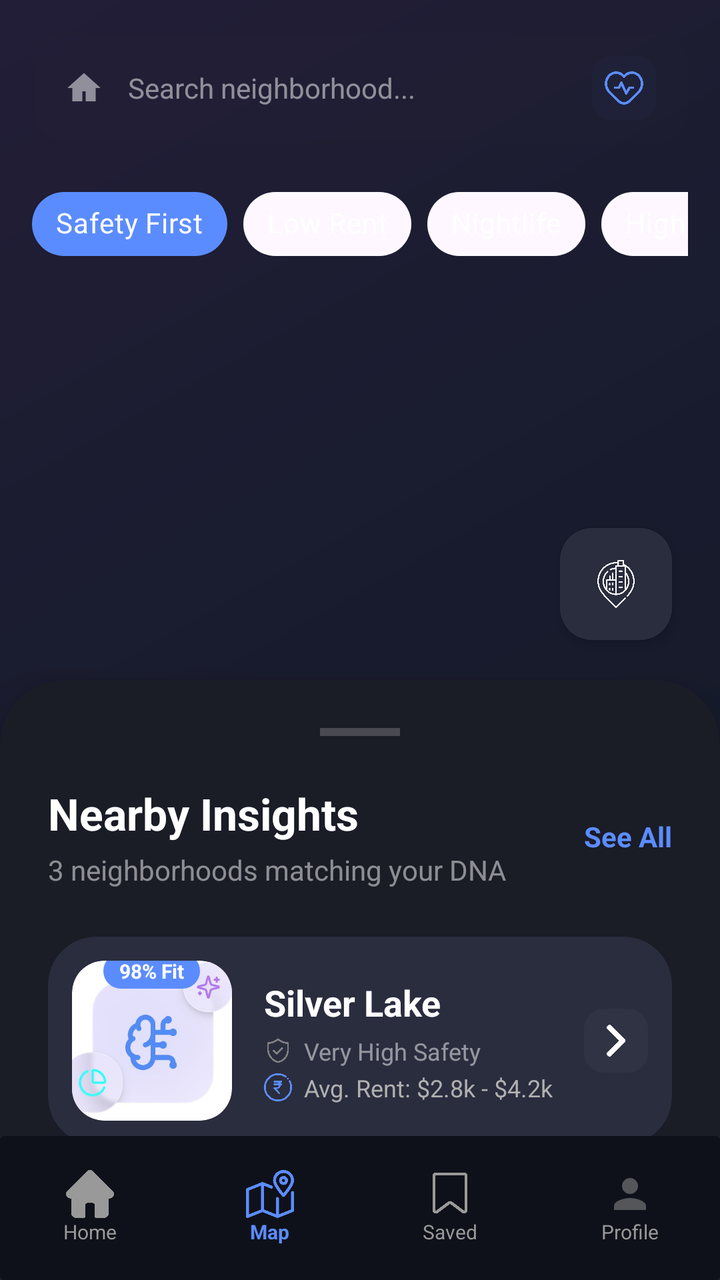
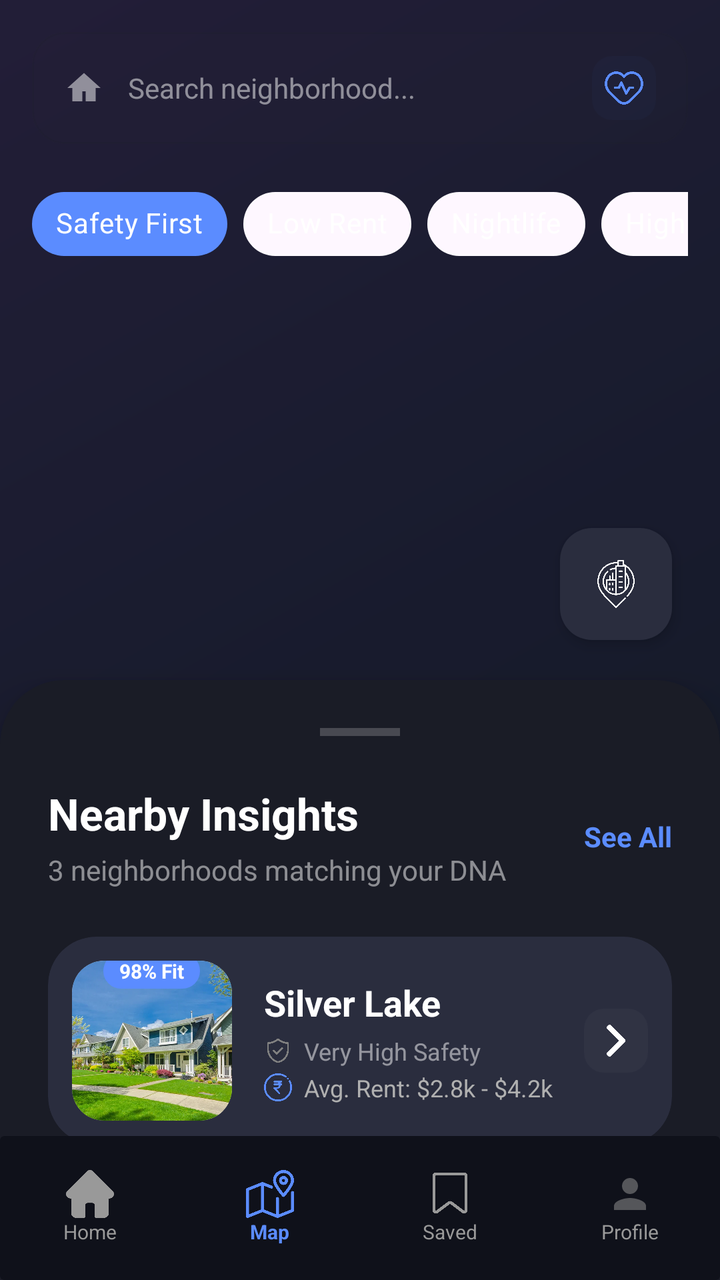

The first picture is an Android layout as it rendered before a commit; the second is the same layout after the commit. The layout source and the unified diff follow.
<!-- AndroidManifest.xml: application theme Theme.NeighborFitAI -->
<!-- res/layout/fragment_map.xml -->
<?xml version="1.0" encoding="utf-8"?>
<androidx.coordinatorlayout.widget.CoordinatorLayout xmlns:android="http://schemas.android.com/apk/res/android"
    xmlns:app="http://schemas.android.com/apk/res-auto"
    xmlns:tools="http://schemas.android.com/tools"
    android:layout_width="match_parent"
    android:layout_height="match_parent"
    android:background="#0F111A">

    
    <FrameLayout
        android:id="@+id/mapContainer"
        android:layout_width="match_parent"
        android:layout_height="match_parent"
        android:background="#1A1C26">
        
        
        <ImageView
            android:layout_width="match_parent"
            android:layout_height="match_parent"
            android:scaleType="centerCrop"
            android:alpha="0.4"
            android:src="@drawable/onboarding_dark_gradient" />
            
        
        <com.google.android.material.floatingactionbutton.FloatingActionButton
            android:layout_width="wrap_content"
            android:layout_height="wrap_content"
            android:layout_gravity="bottom|end"
            android:layout_marginEnd="24dp"
            android:layout_marginBottom="320dp"
            android:src="@drawable/locationpin"
            app:backgroundTint="#2A2D3E"
            app:tint="@android:color/white"
            app:fabSize="mini"
            app:elevation="4dp" />
    </FrameLayout>

    
    <androidx.constraintlayout.widget.ConstraintLayout
        android:layout_width="match_parent"
        android:layout_height="wrap_content"
        android:padding="16dp">

        
        <androidx.constraintlayout.widget.ConstraintLayout
            android:id="@+id/clSearch"
            android:layout_width="match_parent"
            android:layout_height="56dp"
            android:background="@drawable/bg_edittext"
            android:backgroundTint="#CC1A1C26"
            android:paddingHorizontal="16dp"
            app:layout_constraintTop_toTopOf="parent">

            <ImageView
                android:id="@+id/ivSearch"
                android:layout_width="20dp"
                android:layout_height="20dp"
                android:src="@drawable/ic_house"
                app:layout_constraintBottom_toBottomOf="parent"
                app:layout_constraintStart_toStartOf="parent"
                app:layout_constraintTop_toTopOf="parent"
                app:tint="#80FFFFFF" />

            <EditText
                android:layout_width="0dp"
                android:layout_height="match_parent"
                android:layout_marginStart="12dp"
                android:background="@android:color/transparent"
                android:hint="Search neighborhood..."
                android:textColor="@android:color/white"
                android:textColorHint="#80FFFFFF"
                android:textSize="14sp"
                app:layout_constraintEnd_toStartOf="@+id/ivDna"
                app:layout_constraintStart_toEndOf="@id/ivSearch" />

            <ImageView
                android:id="@+id/ivDna"
                android:layout_width="32dp"
                android:layout_height="32dp"
                android:background="@drawable/indicator_inactive"
                android:backgroundTint="#1A5B8CFF"
                android:padding="6dp"
                android:src="@drawable/lifestyle"
                app:layout_constraintBottom_toBottomOf="parent"
                app:layout_constraintEnd_toEndOf="parent"
                app:layout_constraintTop_toTopOf="parent"
                app:tint="#5B8CFF" />
        </androidx.constraintlayout.widget.ConstraintLayout>

        
        <HorizontalScrollView
            android:layout_width="match_parent"
            android:layout_height="wrap_content"
            android:layout_marginTop="16dp"
            android:scrollbars="none"
            app:layout_constraintTop_toBottomOf="@id/clSearch">

            <LinearLayout
                android:layout_width="wrap_content"
                android:layout_height="wrap_content"
                android:orientation="horizontal">

                <com.google.android.material.chip.Chip
                    style="@style/Widget.MaterialComponents.Chip.Choice"
                    android:layout_width="wrap_content"
                    android:layout_height="wrap_content"
                    android:text="Safety First"
                    android:textColor="@android:color/white"
                    app:chipBackgroundColor="#5B8CFF"
                    app:chipStrokeWidth="0dp" />

                <com.google.android.material.chip.Chip
                    style="@style/Widget.MaterialComponents.Chip.Choice"
                    android:layout_width="wrap_content"
                    android:layout_height="wrap_content"
                    android:layout_marginStart="8dp"
                    android:text="Low Rent"
                    android:textColor="@android:color/white"
                    app:chipBackgroundColor="#1AFFFFFF"
                    app:chipStrokeColor="#33FFFFFF"
                    app:chipStrokeWidth="1dp" />

                <com.google.android.material.chip.Chip
                    style="@style/Widget.MaterialComponents.Chip.Choice"
                    android:layout_width="wrap_content"
                    android:layout_height="wrap_content"
                    android:layout_marginStart="8dp"
                    android:text="Nightlife"
                    android:textColor="@android:color/white"
                    app:chipBackgroundColor="#1AFFFFFF"
                    app:chipStrokeColor="#33FFFFFF"
                    app:chipStrokeWidth="1dp" />

                <com.google.android.material.chip.Chip
                    style="@style/Widget.MaterialComponents.Chip.Choice"
                    android:layout_width="wrap_content"
                    android:layout_height="wrap_content"
                    android:layout_marginStart="8dp"
                    android:text="High Match"
                    android:textColor="@android:color/white"
                    app:chipBackgroundColor="#1AFFFFFF"
                    app:chipStrokeColor="#33FFFFFF"
                    app:chipStrokeWidth="1dp" />
            </LinearLayout>
        </HorizontalScrollView>
    </androidx.constraintlayout.widget.ConstraintLayout>

    
    <androidx.cardview.widget.CardView
        android:id="@+id/bottomSheet"
        android:layout_width="match_parent"
        android:layout_height="500dp"
        app:behavior_hideable="false"
        app:behavior_peekHeight="300dp"
        app:cardBackgroundColor="#1A1C26"
        app:cardCornerRadius="32dp"
        app:cardElevation="16dp"
        app:layout_behavior="com.google.android.material.bottomsheet.BottomSheetBehavior">

        <LinearLayout
            android:layout_width="match_parent"
            android:layout_height="match_parent"
            android:orientation="vertical"
            android:padding="24dp">

            
            <View
                android:layout_width="40dp"
                android:layout_height="4dp"
                android:layout_gravity="center_horizontal"
                android:layout_marginBottom="24dp"
                android:background="#33FFFFFF" />

            <androidx.constraintlayout.widget.ConstraintLayout
                android:layout_width="match_parent"
                android:layout_height="wrap_content">

                <TextView
                    android:id="@+id/tvPanelTitle"
                    android:layout_width="wrap_content"
                    android:layout_height="wrap_content"
                    android:text="Nearby Insights"
                    android:textColor="@android:color/white"
                    android:textSize="22sp"
                    android:textStyle="bold"
                    app:layout_constraintStart_toStartOf="parent"
                    app:layout_constraintTop_toTopOf="parent" />

                <TextView
                    android:layout_width="wrap_content"
                    android:layout_height="wrap_content"
                    android:layout_marginTop="4dp"
                    android:text="3 neighborhoods matching your DNA"
                    android:textColor="#80FFFFFF"
                    android:textSize="14sp"
                    app:layout_constraintStart_toStartOf="parent"
                    app:layout_constraintTop_toBottomOf="@id/tvPanelTitle" />

                <TextView
                    android:layout_width="wrap_content"
                    android:layout_height="wrap_content"
                    android:text="See All"
                    android:textColor="#5B8CFF"
                    android:textSize="14sp"
                    android:textStyle="bold"
                    app:layout_constraintBottom_toBottomOf="parent"
                    app:layout_constraintEnd_toEndOf="parent"
                    app:layout_constraintTop_toTopOf="parent" />
            </androidx.constraintlayout.widget.ConstraintLayout>

            <androidx.core.widget.NestedScrollView
                android:layout_width="match_parent"
                android:layout_height="match_parent"
                android:layout_marginTop="24dp">

                <LinearLayout
                    android:layout_width="match_parent"
                    android:layout_height="wrap_content"
                    android:orientation="vertical">

                    <include layout="@layout/item_map_neighborhood" />
                    
                    
                    <androidx.cardview.widget.CardView
                        android:layout_width="match_parent"
                        android:layout_height="wrap_content"
                        android:layout_marginBottom="16dp"
                        app:cardBackgroundColor="#2A2D3E"
                        app:cardCornerRadius="24dp"
                        app:cardElevation="0dp">
                        <androidx.constraintlayout.widget.ConstraintLayout
                            android:layout_width="match_parent"
                            android:layout_height="wrap_content"
                            android:padding="12dp">
                            <FrameLayout android:id="@+id/flImage2" android:layout_width="80dp" android:layout_height="80dp" app:layout_constraintStart_toStartOf="parent" app:layout_constraintTop_toTopOf="parent">
                                <androidx.cardview.widget.CardView android:layout_width="match_parent" android:layout_height="match_parent" app:cardCornerRadius="16dp"><ImageView android:layout_width="match_parent" android:layout_height="match_parent" android:scaleType="centerCrop" android:src="@drawable/onboarding3" /></androidx.cardview.widget.CardView>
                                <TextView android:layout_width="wrap_content" android:layout_height="wrap_content" android:layout_gravity="top|center_horizontal" android:layout_marginTop="-4dp" android:background="@drawable/indicator_active" android:backgroundTint="#5B8CFF" android:paddingHorizontal="8dp" android:paddingVertical="2dp" android:text="84% Fit" android:textColor="@android:color/white" android:textSize="10sp" android:textStyle="bold" />
                            </FrameLayout>
                            <LinearLayout android:layout_width="0dp" android:layout_height="wrap_content" android:layout_marginStart="16dp" android:orientation="vertical" app:layout_constraintBottom_toBottomOf="parent" app:layout_constraintEnd_toStartOf="@+id/ivExpand2" app:layout_constraintStart_toEndOf="@id/flImage2" app:layout_constraintTop_toTopOf="parent">
                                <TextView android:layout_width="wrap_content" android:layout_height="wrap_content" android:text="Echo Park" android:textColor="@android:color/white" android:textSize="18sp" android:textStyle="bold" />
                                <TextView android:layout_width="wrap_content" android:layout_height="wrap_content" android:layout_marginTop="4dp" android:text="Moderate Safety" android:textColor="#80FFFFFF" android:textSize="12sp" />
                                <TextView android:layout_width="wrap_content" android:layout_height="wrap_content" android:layout_marginTop="2dp" android:text="Avg. Rent: $2.2k - $3.8k" android:textColor="#B0B0B0" android:textSize="12sp" />
                            </LinearLayout>
                            <ImageView android:id="@+id/ivExpand2" android:layout_width="32dp" android:layout_height="32dp" android:background="@drawable/indicator_inactive" android:backgroundTint="#1AFFFFFF" android:padding="8dp" android:src="@drawable/rightarrow" app:layout_constraintBottom_toBottomOf="parent" app:layout_constraintEnd_toEndOf="parent" app:layout_constraintTop_toTopOf="parent" app:tint="@android:color/white" />
                        </androidx.constraintlayout.widget.ConstraintLayout>
                    </androidx.cardview.widget.CardView>

                    
                    <androidx.cardview.widget.CardView
                        android:layout_width="match_parent"
                        android:layout_height="wrap_content"
                        android:layout_marginBottom="16dp"
                        app:cardBackgroundColor="#2A2D3E"
                        app:cardCornerRadius="24dp"
                        app:cardElevation="0dp">
                        <androidx.constraintlayout.widget.ConstraintLayout
                            android:layout_width="match_parent"
                            android:layout_height="wrap_content"
                            android:padding="12dp">
                            <FrameLayout android:id="@+id/flImage3" android:layout_width="80dp" android:layout_height="80dp" app:layout_constraintStart_toStartOf="parent" app:layout_constraintTop_toTopOf="parent">
                                <androidx.cardview.widget.CardView android:layout_width="match_parent" android:layout_height="match_parent" app:cardCornerRadius="16dp"><ImageView android:layout_width="match_parent" android:layout_height="match_parent" android:scaleType="centerCrop" android:src="@drawable/onboarding3" /></androidx.cardview.widget.CardView>
                                <TextView android:layout_width="wrap_content" android:layout_height="wrap_content" android:layout_gravity="top|center_horizontal" android:layout_marginTop="-4dp" android:background="@drawable/indicator_active" android:backgroundTint="#5B8CFF" android:paddingHorizontal="8dp" android:paddingVertical="2dp" android:text="92% Fit" android:textColor="@android:color/white" android:textSize="10sp" android:textStyle="bold" />
                            </FrameLayout>
                            <LinearLayout android:layout_width="0dp" android:layout_height="wrap_content" android:layout_marginStart="16dp" android:orientation="vertical" app:layout_constraintBottom_toBottomOf="parent" app:layout_constraintEnd_toStartOf="@+id/ivExpand3" app:layout_constraintStart_toEndOf="@id/flImage3" app:layout_constraintTop_toTopOf="parent">
                                <TextView android:layout_width="wrap_content" android:layout_height="wrap_content" android:text="Los Feliz" android:textColor="@android:color/white" android:textSize="18sp" android:textStyle="bold" />
                                <TextView android:layout_width="wrap_content" android:layout_height="wrap_content" android:layout_marginTop="4dp" android:text="High Safety" android:textColor="#80FFFFFF" android:textSize="12sp" />
                                <TextView android:layout_width="wrap_content" android:layout_height="wrap_content" android:layout_marginTop="2dp" android:text="Avg. Rent: $3.1k - $4.9k" android:textColor="#B0B0B0" android:textSize="12sp" />
                            </LinearLayout>
                            <ImageView android:id="@+id/ivExpand3" android:layout_width="32dp" android:layout_height="32dp" android:background="@drawable/indicator_inactive" android:backgroundTint="#1AFFFFFF" android:padding="8dp" android:src="@drawable/rightarrow" app:layout_constraintBottom_toBottomOf="parent" app:layout_constraintEnd_toEndOf="parent" app:layout_constraintTop_toTopOf="parent" app:tint="@android:color/white" />
                        </androidx.constraintlayout.widget.ConstraintLayout>
                    </androidx.cardview.widget.CardView>

                </LinearLayout>
            </androidx.core.widget.NestedScrollView>
        </LinearLayout>
    </androidx.cardview.widget.CardView>

    
    <androidx.cardview.widget.CardView
        android:layout_width="match_parent"
        android:layout_height="72dp"
        android:layout_gravity="bottom"
        app:cardBackgroundColor="#0F111A"
        app:cardElevation="16dp">
        <LinearLayout
            android:layout_width="match_parent"
            android:layout_height="match_parent"
            android:orientation="horizontal">
            <LinearLayout android:layout_width="0dp" android:layout_height="match_parent" android:layout_weight="1" android:gravity="center" android:orientation="vertical">
                <ImageView android:layout_width="24dp" android:layout_height="24dp" android:src="@drawable/home" app:tint="#999999" /><TextView android:layout_width="wrap_content" android:layout_height="wrap_content" android:text="Home" android:textColor="#999999" android:textSize="10sp" /></LinearLayout>
            <LinearLayout android:layout_width="0dp" android:layout_height="match_parent" android:layout_weight="1" android:gravity="center" android:orientation="vertical">
                <ImageView android:layout_width="24dp" android:layout_height="24dp" android:src="@drawable/map" app:tint="#5B8CFF" /><TextView android:layout_width="wrap_content" android:layout_height="wrap_content" android:text="Map" android:textColor="#5B8CFF" android:textSize="10sp" android:textStyle="bold" /></LinearLayout>
            <LinearLayout android:layout_width="0dp" android:layout_height="match_parent" android:layout_weight="1" android:gravity="center" android:orientation="vertical">
                <ImageView android:layout_width="24dp" android:layout_height="24dp" android:src="@drawable/bookmark" app:tint="#999999" /><TextView android:layout_width="wrap_content" android:layout_height="wrap_content" android:text="Saved" android:textColor="#999999" android:textSize="10sp" /></LinearLayout>
            <LinearLayout android:layout_width="0dp" android:layout_height="match_parent" android:layout_weight="1" android:gravity="center" android:orientation="vertical">
                <ImageView android:layout_width="24dp" android:layout_height="24dp" android:src="@drawable/ic_person" app:tint="#999999" /><TextView android:layout_width="wrap_content" android:layout_height="wrap_content" android:text="Profile" android:textColor="#999999" android:textSize="10sp" /></LinearLayout>
        </LinearLayout>
    </androidx.cardview.widget.CardView>

</androidx.coordinatorlayout.widget.CoordinatorLayout>
<!-- res/layout/item_map_neighborhood.xml (included above) -->
<?xml version="1.0" encoding="utf-8"?>
<androidx.cardview.widget.CardView xmlns:android="http://schemas.android.com/apk/res/android"
    xmlns:app="http://schemas.android.com/apk/res-auto"
    xmlns:tools="http://schemas.android.com/tools"
    android:layout_width="match_parent"
    android:layout_height="wrap_content"
    android:layout_marginBottom="16dp"
    app:cardBackgroundColor="#2A2D3E"
    app:cardCornerRadius="24dp"
    app:cardElevation="0dp">

    <androidx.constraintlayout.widget.ConstraintLayout
        android:layout_width="match_parent"
        android:layout_height="wrap_content"
        android:padding="12dp">

        
        <FrameLayout
            android:id="@+id/flImage"
            android:layout_width="80dp"
            android:layout_height="80dp"
            app:layout_constraintBottom_toBottomOf="parent"
            app:layout_constraintStart_toStartOf="parent"
            app:layout_constraintTop_toTopOf="parent">

            <androidx.cardview.widget.CardView
                android:layout_width="match_parent"
                android:layout_height="match_parent"
                app:cardCornerRadius="16dp"
                app:cardElevation="0dp">

                <ImageView
                    android:id="@+id/ivNeighborhood"
                    android:layout_width="match_parent"
                    android:layout_height="match_parent"
                    android:scaleType="centerCrop"
                    android:src="@drawable/onboarding3" />
            </androidx.cardview.widget.CardView>

            <TextView
                android:id="@+id/tvFitBadge"
                android:layout_width="wrap_content"
                android:layout_height="wrap_content"
                android:layout_gravity="top|center_horizontal"
                android:layout_marginTop="-4dp"
                android:background="@drawable/indicator_active"
                android:backgroundTint="#5B8CFF"
                android:paddingHorizontal="8dp"
                android:paddingVertical="2dp"
                android:text="98% Fit"
                android:textColor="@android:color/white"
                android:textSize="10sp"
                android:textStyle="bold" />
        </FrameLayout>

        
        <LinearLayout
            android:layout_width="0dp"
            android:layout_height="wrap_content"
            android:layout_marginStart="16dp"
            android:layout_marginEnd="8dp"
            android:orientation="vertical"
            app:layout_constraintBottom_toBottomOf="parent"
            app:layout_constraintEnd_toStartOf="@+id/ivExpand"
            app:layout_constraintStart_toEndOf="@id/flImage"
            app:layout_constraintTop_toTopOf="parent">

            <TextView
                android:id="@+id/tvName"
                android:layout_width="wrap_content"
                android:layout_height="wrap_content"
                android:text="Silver Lake"
                android:textColor="@android:color/white"
                android:textSize="18sp"
                android:textStyle="bold" />

            <LinearLayout
                android:layout_width="wrap_content"
                android:layout_height="wrap_content"
                android:layout_marginTop="4dp"
                android:gravity="center_vertical"
                android:orientation="horizontal">

                <ImageView
                    android:layout_width="14dp"
                    android:layout_height="14dp"
                    android:src="@drawable/security"
                    app:tint="#80FFFFFF" />

                <TextView
                    android:id="@+id/tvSafety"
                    android:layout_width="wrap_content"
                    android:layout_height="wrap_content"
                    android:layout_marginStart="6dp"
                    android:text="Very High Safety"
                    android:textColor="#80FFFFFF"
                    android:textSize="12sp" />
            </LinearLayout>

            <LinearLayout
                android:layout_width="wrap_content"
                android:layout_height="wrap_content"
                android:layout_marginTop="2dp"
                android:gravity="center_vertical"
                android:orientation="horizontal">

                <ImageView
                    android:layout_width="14dp"
                    android:layout_height="14dp"
                    android:src="@drawable/rupeesymbol"
                    app:tint="#5B8CFF" />

                <TextView
                    android:id="@+id/tvRent"
                    android:layout_width="wrap_content"
                    android:layout_height="wrap_content"
                    android:layout_marginStart="6dp"
                    android:text="Avg. Rent: $2.8k - $4.2k"
                    android:textColor="#B0B0B0"
                    android:textSize="12sp" />
            </LinearLayout>
        </LinearLayout>

        
        <ImageView
            android:id="@+id/ivExpand"
            android:layout_width="32dp"
            android:layout_height="32dp"
            android:background="@drawable/indicator_inactive"
            android:backgroundTint="#1AFFFFFF"
            android:padding="8dp"
            android:src="@drawable/rightarrow"
            app:layout_constraintBottom_toBottomOf="parent"
            app:layout_constraintEnd_toEndOf="parent"
            app:layout_constraintTop_toTopOf="parent"
            app:tint="@android:color/white" />

    </androidx.constraintlayout.widget.ConstraintLayout>
</androidx.cardview.widget.CardView>
<!-- resources referenced by this layout -->
<resources>
  <!-- drawable bg_edittext (drawable) -->
  <?xml version="1.0" encoding="utf-8"?>
  <shape xmlns:android="http://schemas.android.com/apk/res/android">
      <solid android:color="#1AFFFFFF" />
      <corners android:radius="16dp" />
      <stroke android:width="1dp" android:color="#33FFFFFF" />
  </shape>
  <!-- drawable bookmark: png bitmap (drawable, 6367 bytes) -->
  <!-- drawable home: png bitmap (drawable, 6624 bytes) -->
  <!-- drawable ic_house (drawable) -->
  <vector xmlns:android="http://schemas.android.com/apk/res/android"
      android:width="24dp"
      android:height="24dp"
      android:viewportWidth="24"
      android:viewportHeight="24">
    <path
        android:fillColor="#FFFFFF"
        android:pathData="M12,3L2,12h3v8h6v-6h2v6h6v-8h3L12,3z"/>
  </vector>
  <!-- drawable ic_person (drawable) -->
  <vector xmlns:android="http://schemas.android.com/apk/res/android"
      android:width="24dp"
      android:height="24dp"
      android:viewportWidth="24"
      android:viewportHeight="24">
    <path
        android:fillColor="#80000000"
        android:pathData="M12,12c2.21,0 4,-1.79 4,-4s-1.79,-4 -4,-4 -4,1.79 -4,4 1.79,4 4,4zM12,14c-2.67,0 -8,1.34 -8,4v2h16v-2c0,-2.66 -5.33,-4 -8,-4z"/>
  </vector>
  <!-- drawable indicator_active (drawable) -->
  <shape xmlns:android="http://schemas.android.com/apk/res/android">
      <corners android:radius="10dp"/>
      <solid android:color="#5B8CFF"/>
  </shape>
  <!-- drawable indicator_inactive (drawable) -->
  <shape xmlns:android="http://schemas.android.com/apk/res/android">
      <corners android:radius="10dp"/>
      <solid android:color="#40FFFFFF"/>
  </shape>
  <!-- drawable lifestyle: png bitmap (drawable, 15659 bytes) -->
  <!-- drawable locationpin: png bitmap (drawable, 19995 bytes) -->
  <!-- drawable map: png bitmap (drawable, 16698 bytes) -->
  <!-- drawable onboarding3: png bitmap (drawable, 115877 bytes) -->
  <!-- drawable onboarding_dark_gradient (drawable) -->
  <?xml version="1.0" encoding="utf-8"?>
  <shape xmlns:android="http://schemas.android.com/apk/res/android">
  
      <gradient
          android:type="linear"
          android:angle="315"
          android:startColor="#2D1F50"
          android:centerColor="#131937"
          android:endColor="#071322" />
  
  </shape>
  <!-- drawable rightarrow: png bitmap (drawable, 2601 bytes) -->
  <!-- drawable rupeesymbol: png bitmap (drawable, 17361 bytes) -->
  <!-- drawable security: png bitmap (drawable, 11961 bytes) -->
  <style name="Theme.NeighborFitAI" parent="Base.Theme.NeighborFitAI" />
  <style name="Base.Theme.NeighborFitAI" parent="Theme.Material3.DayNight.NoActionBar">
          
          
      </style>
</resources>

<!-- the commit's change to res/layout/fragment_map.xml (unified diff, before → after) -->
@@ -233,7 +233,7 @@
                             android:layout_height="wrap_content"
                             android:padding="12dp">
                             <FrameLayout android:id="@+id/flImage2" android:layout_width="80dp" android:layout_height="80dp" app:layout_constraintStart_toStartOf="parent" app:layout_constraintTop_toTopOf="parent">
-                                <androidx.cardview.widget.CardView android:layout_width="match_parent" android:layout_height="match_parent" app:cardCornerRadius="16dp"><ImageView android:layout_width="match_parent" android:layout_height="match_parent" android:scaleType="centerCrop" android:src="@drawable/onboarding3" /></androidx.cardview.widget.CardView>
+                                <androidx.cardview.widget.CardView android:layout_width="match_parent" android:layout_height="match_parent" app:cardCornerRadius="16dp"><ImageView android:layout_width="match_parent" android:layout_height="match_parent" android:scaleType="centerCrop" android:src="@drawable/neighborhood" /></androidx.cardview.widget.CardView>
                                 <TextView android:layout_width="wrap_content" android:layout_height="wrap_content" android:layout_gravity="top|center_horizontal" android:layout_marginTop="-4dp" android:background="@drawable/indicator_active" android:backgroundTint="#5B8CFF" android:paddingHorizontal="8dp" android:paddingVertical="2dp" android:text="84% Fit" android:textColor="@android:color/white" android:textSize="10sp" android:textStyle="bold" />
                             </FrameLayout>
                             <LinearLayout android:layout_width="0dp" android:layout_height="wrap_content" android:layout_marginStart="16dp" android:orientation="vertical" app:layout_constraintBottom_toBottomOf="parent" app:layout_constraintEnd_toStartOf="@+id/ivExpand2" app:layout_constraintStart_toEndOf="@id/flImage2" app:layout_constraintTop_toTopOf="parent">
@@ -258,7 +258,7 @@
                             android:layout_height="wrap_content"
                             android:padding="12dp">
                             <FrameLayout android:id="@+id/flImage3" android:layout_width="80dp" android:layout_height="80dp" app:layout_constraintStart_toStartOf="parent" app:layout_constraintTop_toTopOf="parent">
-                                <androidx.cardview.widget.CardView android:layout_width="match_parent" android:layout_height="match_parent" app:cardCornerRadius="16dp"><ImageView android:layout_width="match_parent" android:layout_height="match_parent" android:scaleType="centerCrop" android:src="@drawable/onboarding3" /></androidx.cardview.widget.CardView>
+                                <androidx.cardview.widget.CardView android:layout_width="match_parent" android:layout_height="match_parent" app:cardCornerRadius="16dp"><ImageView android:layout_width="match_parent" android:layout_height="match_parent" android:scaleType="centerCrop" android:src="@drawable/neighborhood" /></androidx.cardview.widget.CardView>
                                 <TextView android:layout_width="wrap_content" android:layout_height="wrap_content" android:layout_gravity="top|center_horizontal" android:layout_marginTop="-4dp" android:background="@drawable/indicator_active" android:backgroundTint="#5B8CFF" android:paddingHorizontal="8dp" android:paddingVertical="2dp" android:text="92% Fit" android:textColor="@android:color/white" android:textSize="10sp" android:textStyle="bold" />
                             </FrameLayout>
                             <LinearLayout android:layout_width="0dp" android:layout_height="wrap_content" android:layout_marginStart="16dp" android:orientation="vertical" app:layout_constraintBottom_toBottomOf="parent" app:layout_constraintEnd_toStartOf="@+id/ivExpand3" app:layout_constraintStart_toEndOf="@id/flImage3" app:layout_constraintTop_toTopOf="parent">
@@ -335,7 +335,7 @@
                     android:layout_width="match_parent"
                     android:layout_height="match_parent"
                     android:scaleType="centerCrop"
-                    android:src="@drawable/onboarding3" />
+                    android:src="@drawable/neighborhood" />
             </androidx.cardview.widget.CardView>
 
             <TextView
<!-- resource entries referenced after the edit -->
@@ -42,7 +42,7 @@
   <!-- drawable lifestyle: png bitmap (drawable, 15659 bytes) -->
   <!-- drawable locationpin: png bitmap (drawable, 19995 bytes) -->
   <!-- drawable map: png bitmap (drawable, 16698 bytes) -->
-  <!-- drawable onboarding3: png bitmap (drawable, 115877 bytes) -->
+  <!-- drawable neighborhood: png bitmap (drawable, 142038 bytes) -->
   <!-- drawable onboarding_dark_gradient (drawable) -->
   <?xml version="1.0" encoding="utf-8"?>
   <shape xmlns:android="http://schemas.android.com/apk/res/android">
